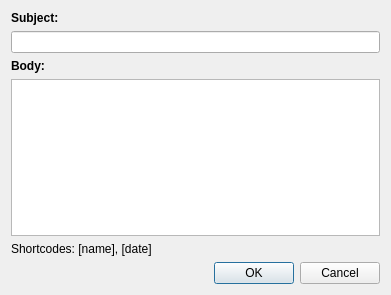
smithbro2115/Clocking, file Gui/EmailTemplateDialog.ui: the form before one commit.
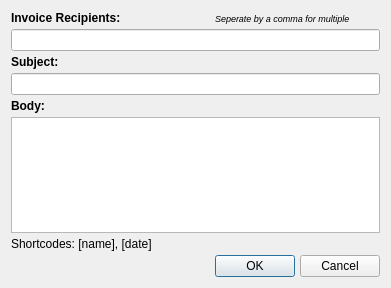
The form after the commit.

Commit message: - Added AssignDates Dialog - Worked some more a scheduling

What changed in the file:
```diff
--- a/Gui/EmailTemplateDialog.ui
+++ b/Gui/EmailTemplateDialog.ui
@@ -7,37 +7,37 @@
     <x>0</x>
     <y>0</y>
     <width>391</width>
-    <height>295</height>
+    <height>288</height>
    </rect>
   </property>
   <property name="windowTitle">
    <string>Email Template</string>
   </property>
-  <layout class="QGridLayout" name="gridLayout">
-   <item row="4" column="0">
-    <widget class="QTextEdit" name="textEdit"/>
-   </item>
-   <item row="6" column="0">
-    <widget class="QDialogButtonBox" name="buttonBox">
-     <property name="orientation">
-      <enum>Qt::Horizontal</enum>
-     </property>
-     <property name="standardButtons">
-      <set>QDialogButtonBox::Cancel|QDialogButtonBox::Ok</set>
-     </property>
-    </widget>
-   </item>
-   <item row="5" column="0">
-    <widget class="QLabel" name="label">
-     <property name="text">
-      <string>Shortcodes: [name], [date]</string>
-     </property>
-    </widget>
-   </item>
+  <layout class="QGridLayout" name="gridLayout" columnstretch="0,0">
+   <property name="verticalSpacing">
+    <number>4</number>
+   </property>
    <item row="2" column="0">
-    <widget class="QLineEdit" name="subjectLineEdit"/>
+    <widget class="QLabel" name="label_4">
+     <property name="sizePolicy">
+      <sizepolicy hsizetype="Preferred" vsizetype="Preferred">
+       <horstretch>0</horstretch>
+       <verstretch>0</verstretch>
+      </sizepolicy>
+     </property>
+     <property name="font">
+      <font>
+       <pointsize>9</pointsize>
+       <weight>75</weight>
+       <bold>true</bold>
+      </font>
+     </property>
+     <property name="text">
+      <string>Invoice Recipients:</string>
+     </property>
+    </widget>
    </item>
-   <item row="3" column="0">
+   <item row="7" column="0" colspan="2">
     <widget class="QLabel" name="label_3">
      <property name="font">
       <font>
@@ -51,7 +51,10 @@
      </property>
     </widget>
    </item>
-   <item row="1" column="0">
+   <item row="6" column="0" colspan="2">
+    <widget class="QLineEdit" name="subjectLineEdit"/>
+   </item>
+   <item row="5" column="0" colspan="2">
     <widget class="QLabel" name="label_2">
      <property name="font">
       <font>
@@ -65,6 +68,117 @@
      </property>
     </widget>
    </item>
+   <item row="9" column="0" colspan="2">
+    <widget class="QLabel" name="label">
+     <property name="text">
+      <string>Shortcodes: [name], [date]</string>
+     </property>
+    </widget>
+   </item>
+   <item row="8" column="0" colspan="2">
+    <widget class="QTextEdit" name="textEdit"/>
+   </item>
+   <item row="10" column="0">
+    <spacer name="horizontalSpacer">
+     <property name="orientation">
+      <enum>Qt::Horizontal</enum>
+     </property>
+     <property name="sizeHint" stdset="0">
+      <size>
+       <width>40</width>
+       <height>20</height>
+      </size>
+     </property>
+    </spacer>
+   </item>
+   <item row="10" column="1">
+    <widget class="QWidget" name="widget" native="true">
+     <layout class="QHBoxLayout" name="horizontalLayout">
+      <property name="spacing">
+       <number>5</number>
+      </property>
+      <property name="leftMargin">
+       <number>0</number>
+      </property>
+      <property name="topMargin">
+       <number>0</number>
+      </property>
+      <property name="rightMargin">
+       <number>0</number>
+      </property>
+      <property name="bottomMargin">
+       <number>0</number>
+      </property>
+      <item>
+       <widget class="QPushButton" name="okPushButton">
+        <property name="sizePolicy">
+         <sizepolicy hsizetype="Fixed" vsizetype="Fixed">
+          <horstretch>0</horstretch>
+          <verstretch>0</verstretch>
+         </sizepolicy>
+        </property>
+        <property name="minimumSize">
+         <size>
+          <width>75</width>
+          <height>0</height>
+         </size>
+        </property>
+        <property name="text">
+         <string>OK</string>
+        </property>
+       </widget>
+      </item>
+      <item>
+       <widget class="QPushButton" name="cancelPushButton">
+        <property name="sizePolicy">
+         <sizepolicy hsizetype="Fixed" vsizetype="Fixed">
+          <horstretch>0</horstretch>
+          <verstretch>0</verstretch>
+         </sizepolicy>
+        </property>
+        <property name="minimumSize">
+         <size>
+          <width>75</width>
+          <height>0</height>
+         </size>
+        </property>
+        <property name="text">
+         <string>Cancel</string>
+        </property>
+       </widget>
+      </item>
+     </layout>
+    </widget>
+   </item>
+   <item row="3" column="0" colspan="2">
+    <widget class="QLineEdit" name="recipientLineEdit">
+     <property name="sizePolicy">
+      <sizepolicy hsizetype="Expanding" vsizetype="Fixed">
+       <horstretch>0</horstretch>
+       <verstretch>0</verstretch>
+      </sizepolicy>
+     </property>
+     <property name="minimumSize">
+      <size>
+       <width>0</width>
+       <height>0</height>
+      </size>
+     </property>
+    </widget>
+   </item>
+   <item row="2" column="1">
+    <widget class="QLabel" name="label_5">
+     <property name="font">
+      <font>
+       <pointsize>7</pointsize>
+       <italic>true</italic>
+      </font>
+     </property>
+     <property name="text">
+      <string>Seperate by a comma for multiple</string>
+     </property>
+    </widget>
+   </item>
   </layout>
  </widget>
  <tabstops>
```
Left out of the diff: 38 changed lines with no effect on the pictures. The commit also changes 10 other files.
